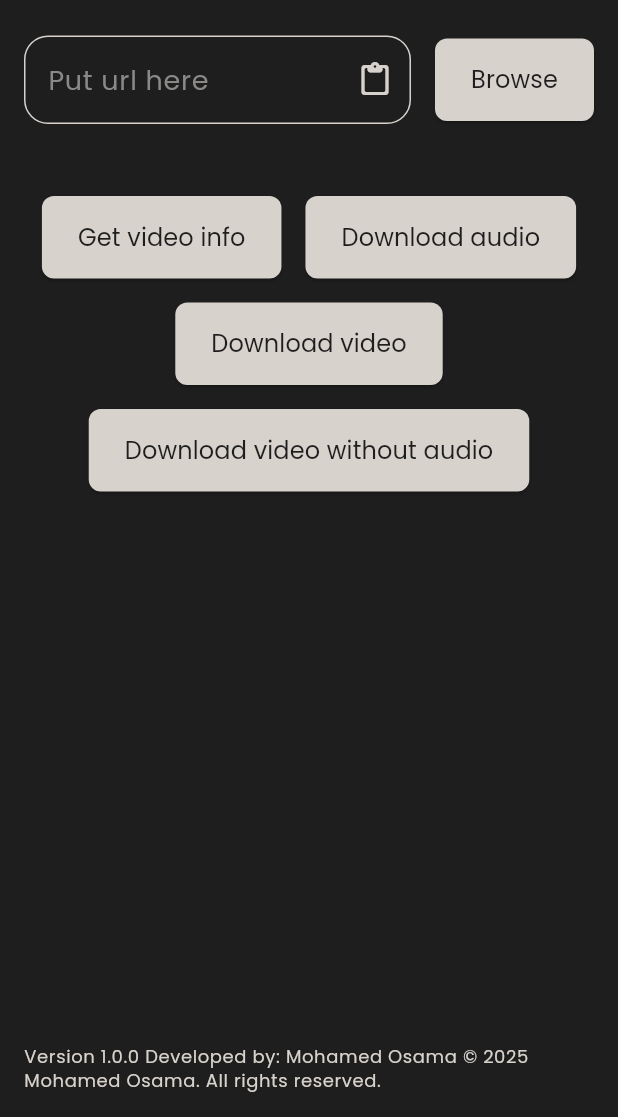
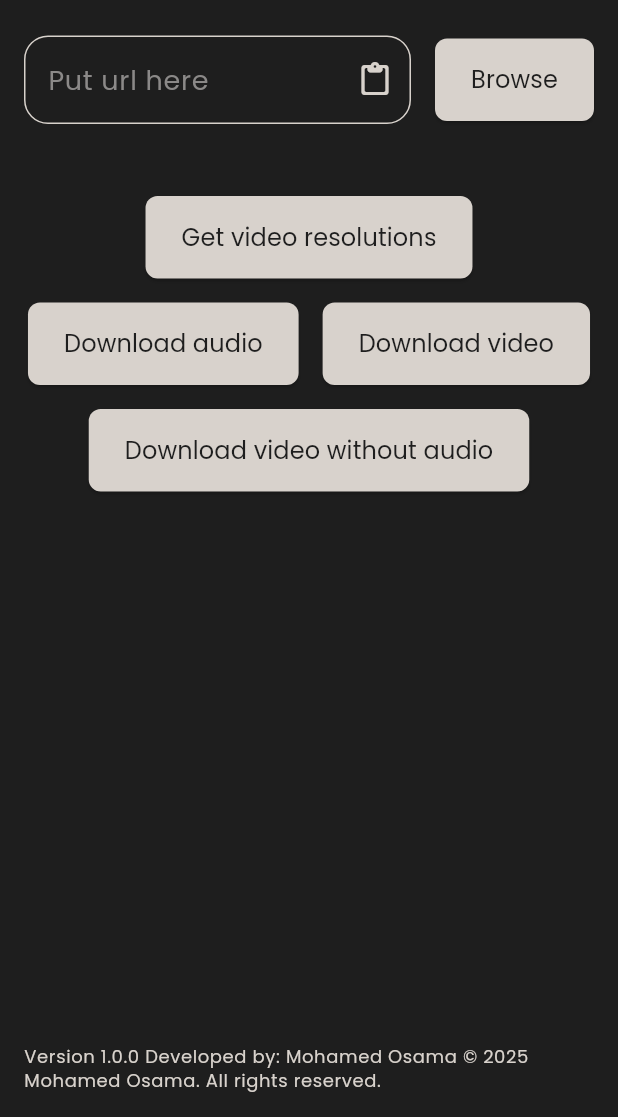
Before and after one commit to MuhamedUssama/Grabber, a Flutter app: the screen it shows after launch, on a phone screen of 412 x 824 dp, the part 119-1236 px from its top. Run offline on Flutter 3.47's test engine with Material 3 defaults, Android fonts, the phone set to English and light mode, and no system bars; our stand-ins replace connectivity_plus, dartz, dio, equatable, file_picker, flutter_bloc and 6 more; generated files the repository leaves out were written again.

Commit message:
Get video resolutions after paste url

```diff
--- a/lib/core/l10n/app_en.arb
+++ b/lib/core/l10n/app_en.arb
@@ -3,7 +3,7 @@
   "url": "Put url here",
   "appName": "Grabber",
   "browse": "Browse",
-  "getInfo": "Get video info",
+  "getInfo": "Get video resolutions",
   "folderSelected": "Folder selected successfully",
   "noFolderSelected": "No folder selected",
   "somethingWentWorng": "Something went wrong",
--- a/lib/core/l10n/localization/app_localizations.dart
+++ b/lib/core/l10n/localization/app_localizations.dart
@@ -122,7 +122,7 @@ abstract class AppLocalizations {
   /// No description provided for @getInfo.
   ///
   /// In en, this message translates to:
-  /// **'Get video info'**
+  /// **'Get video resolutions'**
   String get getInfo;
 
   /// No description provided for @folderSelected.
--- a/lib/core/l10n/localization/app_localizations_en.dart
+++ b/lib/core/l10n/localization/app_localizations_en.dart
@@ -21,7 +21,7 @@ class AppLocalizationsEn extends AppLocalizations {
   String get browse => 'Browse';
 
   @override
-  String get getInfo => 'Get video info';
+  String get getInfo => 'Get video resolutions';
 
   @override
   String get folderSelected => 'Folder selected successfully';
--- a/lib/features/home/presentation/widgets/folder_path_widget.dart
+++ b/lib/features/home/presentation/widgets/folder_path_widget.dart
@@ -37,7 +37,7 @@ class FolderPathWidget extends StatelessWidget {
                 (previous, current) => current is UpdateQualityValueState,
             builder: (context, state) {
               return Text(
-                'Quality selected: ${context.read<HomeScreenViewModel>().quality!}',
+                'Resolution selected: ${context.read<HomeScreenViewModel>().quality!}',
                 style: textTheme.bodySmall,
                 textAlign: TextAlign.start,
               );
--- a/lib/features/home/presentation/widgets/url_and_browse_widget.dart
+++ b/lib/features/home/presentation/widgets/url_and_browse_widget.dart
@@ -27,6 +27,11 @@ class UrlAndBrowseWidget extends StatelessWidget {
                   context: context,
                   controller: context.read<HomeScreenViewModel>().controller,
                 );
+
+                Future.delayed(Duration(seconds: 1), () {
+                  // ignore: use_build_context_synchronously
+                  context.read<HomeScreenViewModel>().getVideoInfo();
+                });
               },
               color: AppColors.darkTextColor,
               splashColor: AppColors.darkHeadTextColor,
```
